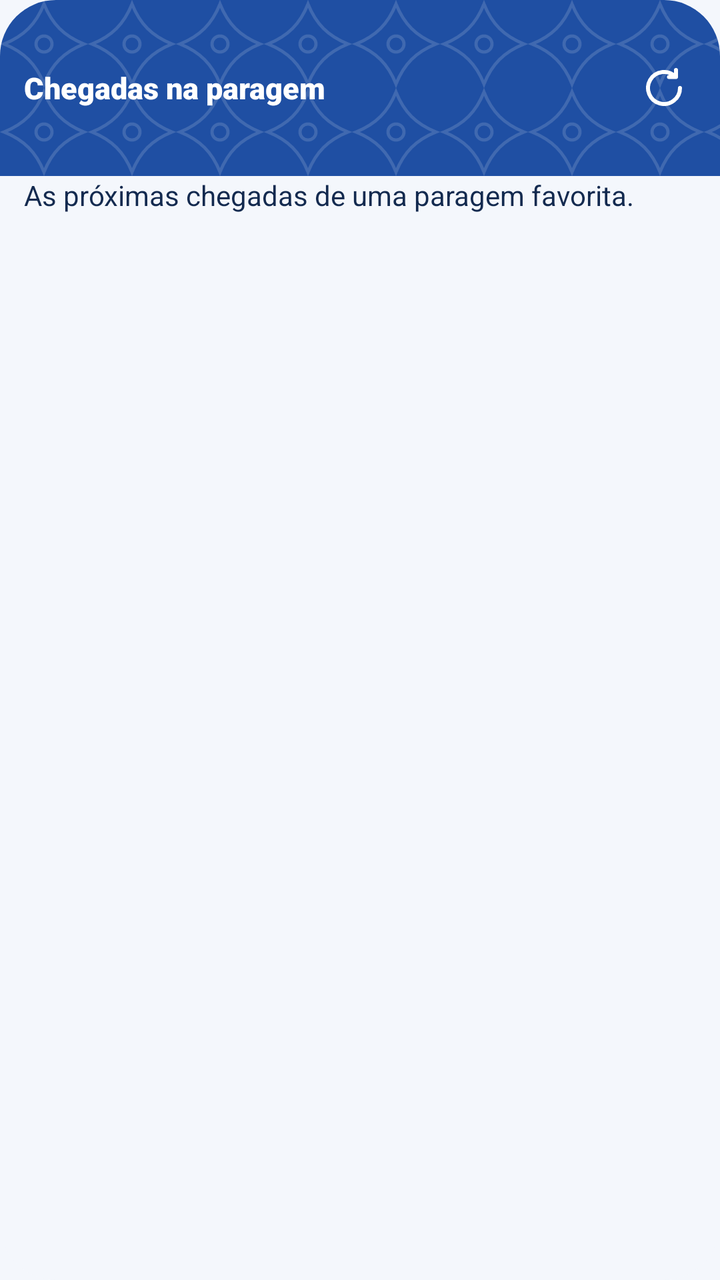
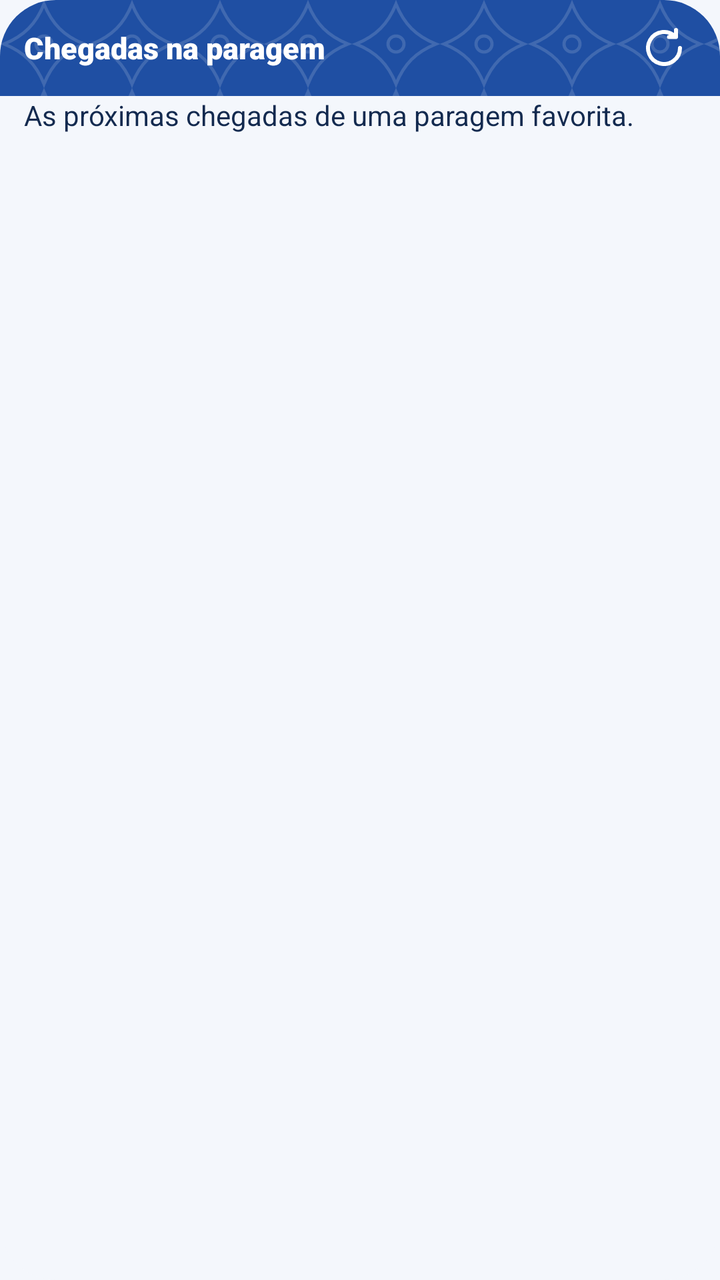

An Android layout rendered at two revisions. The XML below is the earlier revision; the diff shows what the commit changed to produce the second picture.
<!-- AndroidManifest.xml: application theme Theme.ParagemCerta -->
<!-- res/layout/widget_chegadas.xml -->
<?xml version="1.0" encoding="utf-8"?>
<LinearLayout xmlns:android="http://schemas.android.com/apk/res/android"
    android:id="@android:id/background"
    android:layout_width="match_parent"
    android:layout_height="match_parent"
    android:background="@drawable/widget_fundo"
    android:clipToOutline="true"
    android:orientation="vertical">

    
    <LinearLayout
        android:layout_width="match_parent"
        android:layout_height="wrap_content"
        android:background="@drawable/widget_faixa"
        android:gravity="center_vertical"
        android:orientation="horizontal"
        android:paddingStart="12dp"
        android:paddingEnd="4dp">

        <TextView
            android:id="@+id/widget_paragem"
            android:layout_width="0dp"
            android:layout_height="wrap_content"
            android:layout_weight="1"
            android:ellipsize="end"
            android:maxLines="1"
            android:text="@string/widget_nome"
            android:fontFamily="sans-serif-black"
            android:textColor="@android:color/white"
            android:textSize="15sp" />

        <ImageButton
            android:id="@+id/widget_atualizar"
            android:layout_width="48dp"
            android:layout_height="48dp"
            android:background="?android:attr/selectableItemBackgroundBorderless"
            android:contentDescription="@string/widget_atualizar"
            android:src="@drawable/widget_atualizar" />
    </LinearLayout>

    <LinearLayout
        android:layout_width="match_parent"
        android:layout_height="0dp"
        android:layout_weight="1"
        android:orientation="vertical"
        android:paddingStart="12dp"
        android:paddingEnd="8dp"
        android:paddingBottom="8dp">

        
        <LinearLayout
            android:layout_width="match_parent"
            android:layout_height="0dp"
            android:layout_weight="1"
            android:orientation="vertical">

            <TextView
                android:id="@+id/widget_aviso"
                android:layout_width="match_parent"
                android:layout_height="wrap_content"
                android:text="@string/widget_descricao"
                android:textColor="@color/widget_texto"
                android:textSize="14sp" />

            <LinearLayout
                android:id="@+id/widget_linha_1"
                android:layout_width="match_parent"
                android:layout_height="wrap_content"
                android:focusable="true"
                android:gravity="center_vertical"
                android:orientation="horizontal"
                android:paddingVertical="2dp"
                android:visibility="gone">

                <TextView
                    android:id="@+id/widget_linha_1_nome"
                    android:layout_width="wrap_content"
                    android:layout_height="wrap_content"
                    android:background="@drawable/widget_selo"
                    android:gravity="center"
                    android:importantForAccessibility="no"
                    android:maxLines="1"
                    android:minWidth="44dp"
                    android:paddingHorizontal="6dp"
                    android:paddingVertical="1dp"
                    android:textSize="14sp"
                    android:textStyle="bold" />

                <TextView
                    android:id="@+id/widget_linha_1_destino"
                    android:layout_width="0dp"
                    android:layout_height="wrap_content"
                    android:layout_marginHorizontal="8dp"
                    android:layout_weight="1"
                    android:ellipsize="end"
                    android:importantForAccessibility="no"
                    android:maxLines="1"
                    android:textSize="14sp" />

                <TextView
                    android:id="@+id/widget_linha_1_hora"
                    android:layout_width="wrap_content"
                    android:layout_height="wrap_content"
                    android:fontFamily="sans-serif-black"
                    android:importantForAccessibility="no"
                    android:maxLines="1"
                    android:textSize="14sp" />
            </LinearLayout>

            <LinearLayout
                android:id="@+id/widget_linha_2"
                android:layout_width="match_parent"
                android:layout_height="wrap_content"
                android:focusable="true"
                android:gravity="center_vertical"
                android:orientation="horizontal"
                android:paddingVertical="2dp"
                android:visibility="gone">

                <TextView
                    android:id="@+id/widget_linha_2_nome"
                    android:layout_width="wrap_content"
                    android:layout_height="wrap_content"
                    android:background="@drawable/widget_selo"
                    android:gravity="center"
                    android:importantForAccessibility="no"
                    android:maxLines="1"
                    android:minWidth="44dp"
                    android:paddingHorizontal="6dp"
                    android:paddingVertical="1dp"
                    android:textSize="14sp"
                    android:textStyle="bold" />

                <TextView
                    android:id="@+id/widget_linha_2_destino"
                    android:layout_width="0dp"
                    android:layout_height="wrap_content"
                    android:layout_marginHorizontal="8dp"
                    android:layout_weight="1"
                    android:ellipsize="end"
                    android:importantForAccessibility="no"
                    android:maxLines="1"
                    android:textSize="14sp" />

                <TextView
                    android:id="@+id/widget_linha_2_hora"
                    android:layout_width="wrap_content"
                    android:layout_height="wrap_content"
                    android:fontFamily="sans-serif-black"
                    android:importantForAccessibility="no"
                    android:maxLines="1"
                    android:textSize="14sp" />
            </LinearLayout>

            <LinearLayout
                android:id="@+id/widget_linha_3"
                android:layout_width="match_parent"
                android:layout_height="wrap_content"
                android:focusable="true"
                android:gravity="center_vertical"
                android:orientation="horizontal"
                android:paddingVertical="2dp"
                android:visibility="gone">

                <TextView
                    android:id="@+id/widget_linha_3_nome"
                    android:layout_width="wrap_content"
                    android:layout_height="wrap_content"
                    android:background="@drawable/widget_selo"
                    android:gravity="center"
                    android:importantForAccessibility="no"
                    android:maxLines="1"
                    android:minWidth="44dp"
                    android:paddingHorizontal="6dp"
                    android:paddingVertical="1dp"
                    android:textSize="14sp"
                    android:textStyle="bold" />

                <TextView
                    android:id="@+id/widget_linha_3_destino"
                    android:layout_width="0dp"
                    android:layout_height="wrap_content"
                    android:layout_marginHorizontal="8dp"
                    android:layout_weight="1"
                    android:ellipsize="end"
                    android:importantForAccessibility="no"
                    android:maxLines="1"
                    android:textSize="14sp" />

                <TextView
                    android:id="@+id/widget_linha_3_hora"
                    android:layout_width="wrap_content"
                    android:layout_height="wrap_content"
                    android:fontFamily="sans-serif-black"
                    android:importantForAccessibility="no"
                    android:maxLines="1"
                    android:textSize="14sp" />
            </LinearLayout>
        </LinearLayout>

        <TextView
            android:id="@+id/widget_rodape"
            android:layout_width="match_parent"
            android:layout_height="wrap_content"
            android:maxLines="1"
            android:textColor="@color/widget_cinzento"
            android:textSize="12sp" />
    </LinearLayout>
</LinearLayout>
<!-- resources referenced by this layout -->
<resources>
  <color name="widget_cinzento">#FF56647C</color>
  <color name="widget_texto">#FF132A4F</color>
  <!-- drawable widget_atualizar (drawable) -->
  <?xml version="1.0" encoding="utf-8"?>
  <vector xmlns:android="http://schemas.android.com/apk/res/android"
      android:width="24dp"
      android:height="24dp"
      android:viewportWidth="24"
      android:viewportHeight="24">
      <path
          android:pathData="M20 12a8 8 0 1 1-2.34-5.66M18 3v3.5h-3.5"
          android:strokeColor="#FFFFFFFF"
          android:strokeLineCap="round"
          android:strokeLineJoin="round"
          android:strokeWidth="2" />
  </vector>
  <!-- drawable widget_faixa (drawable) -->
  <?xml version="1.0" encoding="utf-8"?>
  <shape xmlns:android="http://schemas.android.com/apk/res/android" android:shape="rectangle">
      <solid android:color="@color/widget_cobalto" />
      <corners android:topLeftRadius="20dp" android:topRightRadius="20dp" />
  </shape>
  <!-- drawable widget_selo (drawable) -->
  <?xml version="1.0" encoding="utf-8"?>
  <shape xmlns:android="http://schemas.android.com/apk/res/android" android:shape="rectangle">
      <solid android:color="#FFFFFFFF" />
      <corners android:radius="8dp" />
  </shape>
  <string name="widget_atualizar">Atualizar</string>
  <string name="widget_descricao">As próximas chegadas de uma paragem favorita.</string>
  <string name="widget_nome">Chegadas na paragem</string>
  <style name="Theme.ParagemCerta" parent="android:Theme.Material.Light.NoActionBar">
          <item name="android:windowBackground">#F4F7FC</item>
          <item name="android:windowLightStatusBar">true</item>
          <item name="android:statusBarColor">@android:color/transparent</item>
          <item name="android:navigationBarColor">@android:color/transparent</item>
      </style>
  <color name="widget_cobalto">#FF1F4FA3</color>
</resources>

<!-- the commit's change to res/layout/widget_chegadas.xml (unified diff, before → after) -->
@@ -8,9 +8,11 @@
     android:orientation="vertical">
 
     
+    
     <LinearLayout
+        android:id="@+id/widget_faixa"
         android:layout_width="match_parent"
-        android:layout_height="wrap_content"
+        android:layout_height="48dp"
         android:background="@drawable/widget_faixa"
         android:gravity="center_vertical"
         android:orientation="horizontal"
@@ -77,14 +79,14 @@
                     android:layout_width="wrap_content"
                     android:layout_height="wrap_content"
                     android:background="@drawable/widget_selo"
+                    android:fontFamily="sans-serif-black"
                     android:gravity="center"
                     android:importantForAccessibility="no"
                     android:maxLines="1"
-                    android:minWidth="44dp"
+                    android:minWidth="40dp"
                     android:paddingHorizontal="6dp"
-                    android:paddingVertical="1dp"
-                    android:textSize="14sp"
-                    android:textStyle="bold" />
+                    android:paddingVertical="3dp"
+                    android:textSize="14sp" />
 
                 <TextView
                     android:id="@+id/widget_linha_1_destino"
@@ -122,14 +124,14 @@
                     android:layout_width="wrap_content"
                     android:layout_height="wrap_content"
                     android:background="@drawable/widget_selo"
+                    android:fontFamily="sans-serif-black"
                     android:gravity="center"
                     android:importantForAccessibility="no"
                     android:maxLines="1"
-                    android:minWidth="44dp"
+                    android:minWidth="40dp"
                     android:paddingHorizontal="6dp"
-                    android:paddingVertical="1dp"
-                    android:textSize="14sp"
-                    android:textStyle="bold" />
+                    android:paddingVertical="3dp"
+                    android:textSize="14sp" />
 
                 <TextView
                     android:id="@+id/widget_linha_2_destino"
@@ -167,14 +169,14 @@
                     android:layout_width="wrap_content"
                     android:layout_height="wrap_content"
                     android:background="@drawable/widget_selo"
+                    android:fontFamily="sans-serif-black"
                     android:gravity="center"
                     android:importantForAccessibility="no"
                     android:maxLines="1"
-                    android:minWidth="44dp"
+                    android:minWidth="40dp"
                     android:paddingHorizontal="6dp"
-                    android:paddingVertical="1dp"
-                    android:textSize="14sp"
-                    android:textStyle="bold" />
+                    android:paddingVertical="3dp"
+                    android:textSize="14sp" />
 
                 <TextView
                     android:id="@+id/widget_linha_3_destino"
